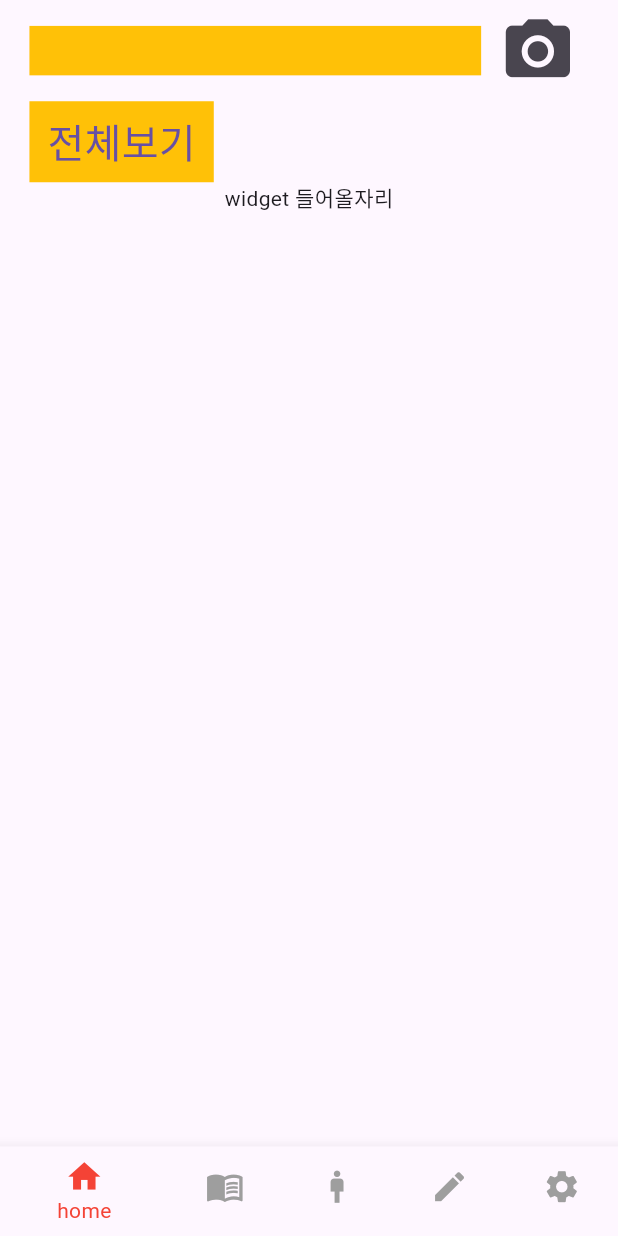
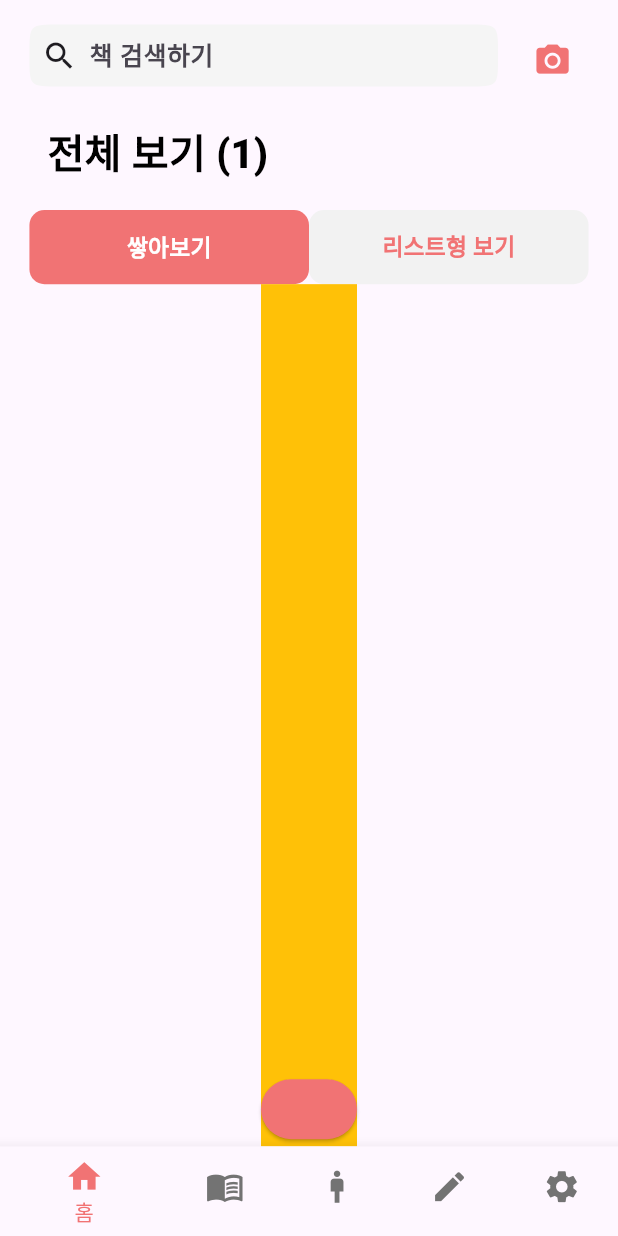
Before and after one commit to yoon-0409/pr30ject, a Flutter app: the screen it shows after launch, on a phone screen of 412 x 824 dp. Run offline on Flutter 3.47's test engine with Material 3 defaults, Android fonts, the light colour scheme and no system bars; Roboto replaces fonts that are missing (Pretendard).

Commit message:
bang - homeScreen,기본테마,폰트

```diff
--- /dev/null
+++ b/lib/model/book_model.dart
@@ -0,0 +1,8 @@
+class Book {
+  String title;
+  int pages;
+  Book({required this.title, required this.pages});
+  Book.fromMap(Map<String, dynamic> map)
+      : title = map['title'],
+        pages = map['pages'];
+}
--- a/lib/page_resources/home_page_resources/home_screen.dart
+++ b/lib/page_resources/home_page_resources/home_screen.dart
@@ -1,42 +1,82 @@
-// ignore_for_file: prefer_const_constructors, avoid_print
+// ignore_for_file: prefer_const_constructors, avoid_print, prefer_const_literals_to_create_immutables,
 import 'package:flutter/material.dart';
+import 'package:pr30ject_modified/model/book_model.dart';
 
 class HomeMain extends StatefulWidget {
+  List<Book> books = [
+    Book.fromMap({'title': '인생박물관', 'pages': 304}),
+    Book.fromMap({'title': 'CODE코드', 'pages': 624}),
+    Book.fromMap({'title': '인생박물관', 'pages': 304})
+  ];
+
   final paddingSize;
-
-  const HomeMain({super.key, required this.paddingSize});
+  HomeMain({super.key, required this.paddingSize});
 
   @override
   State<HomeMain> createState() => _HomeMainState();
 }
 
 class _HomeMainState extends State<HomeMain> {
+  bool viewStack = true;
+
+  void _toggleButton() {
+    setState(() {
+      viewStack = !viewStack;
+    });
+  }
+
+  var _userBookCount = 1;
+
   @override
   Widget build(BuildContext context) {
     var screenSize = MediaQuery.of(context).size;
     var paddingSize = widget.paddingSize;
-
+    var books = widget.books;
+    var stackBookStyle = TextStyle(
+      fontSize: screenSize.width * 0.037,
+      fontWeight: FontWeight.bold,
+    );
     return Container(
-      padding: EdgeInsets.fromLTRB(paddingSize, 0, paddingSize, 0),
+      padding: EdgeInsets.fromLTRB(paddingSize, 10, paddingSize, 0),
       child: Column(
         children: [
           Row(
+            mainAxisAlignment: MainAxisAlignment.center,
+            crossAxisAlignment: CrossAxisAlignment.center,
             children: [
               Expanded(
                 child: Container(
-                  color: Colors.amber,
-                  height: screenSize.height * 0.04,
+                  height: screenSize.height * 0.05,
+                  child: SearchBar(
+                    hintText: '책 검색하기',
+                    hintStyle: MaterialStateProperty.all(TextStyle(
+                        fontSize: screenSize.height * 0.02,
+                        fontWeight: FontWeight.w600)),
+                    leading: Icon(
+                      Icons.search,
+                    ),
+                    shape: MaterialStateProperty.all(
+                      ContinuousRectangleBorder(
+                          borderRadius: BorderRadius.circular(20)),
+                    ),
+                    backgroundColor: MaterialStatePropertyAll(Colors.grey[100]),
+                    elevation: MaterialStatePropertyAll(0),
+                  ),
                 ),
               ),
               SizedBox(
-                width: screenSize.width * 0.01,
+                width: screenSize.width * 0.03,
               ),
-              IconButton(
-                onPressed: () {
-                  print('카메라!');
-                },
-                icon: Icon(Icons.photo_camera),
-                iconSize: screenSize.height / 16,
+              Container(
+                margin: EdgeInsets.only(top: 6),
+                child: IconButton(
+                  onPressed: () {
+                    print('카메라!');
+                  },
+                  color: Color(0xfff17374),
+                  icon: Icon(Icons.photo_camera),
+                  iconSize: screenSize.height / 32,
+                ),
               ),
             ],
           ),
@@ -44,14 +84,17 @@ class _HomeMainState extends State<HomeMain> {
             mainAxisAlignment: MainAxisAlignment.start,
             children: [
               Container(
-                color: Colors.amber,
+                margin: EdgeInsets.only(top: 10, bottom: 10),
                 child: TextButton(
                   onPressed: () {
-                    print('전체보기!');
+                    print('전체 보기!');
                   },
                   child: Text(
-                    '전체보기',
-                    style: TextStyle(fontSize: screenSize.width * 0.065),
+                    '전체 보기 ($_userBookCount)',
+                    style: TextStyle(
+                        fontSize: screenSize.width * 0.065,
+                        fontWeight: FontWeight.w800,
+                        color: Colors.black),
                   ),
                 ),
               ),
@@ -60,15 +103,70 @@ class _HomeMainState extends State<HomeMain> {
           Row(
             children: [
               Container(
-                color: Colors.amber,
+                // color: Colors.amber,
+                height: screenSize.height * 0.06,
+                width: screenSize.width * 0.5 - paddingSize,
+                child: ElevatedButton(
+                  onPressed: () {
+                    if (viewStack == false) {
+                      _toggleButton();
+                      print(viewStack);
+                    }
+                  },
+                  style: OutlinedButton.styleFrom(
+                    elevation: 0,
+                    backgroundColor:
+                        viewStack ? Color(0xfff17374) : Color(0xfff2f2f2),
+                    foregroundColor:
+                        viewStack ? Colors.white : Color(0xfff17374),
+                    shape: RoundedRectangleBorder(
+                        borderRadius: BorderRadius.circular(10)),
+                  ),
+                  child: Text(
+                    '쌓아보기',
+                    style: stackBookStyle,
+                  ),
+                ),
               ),
               Container(
-                color: Colors.amber,
+                height: screenSize.height * 0.06,
+                width: screenSize.width * 0.5 - paddingSize,
+                child: ElevatedButton(
+                  onPressed: () {
+                    if (viewStack == true) {
+                      _toggleButton();
+                      print(viewStack);
+                    }
+                  },
+                  style: OutlinedButton.styleFrom(
+                    elevation: 0,
+                    backgroundColor: viewStack == false
+                        ? Color(0xfff17374)
+                        : Color(0xfff2f2f2),
+                    foregroundColor:
+                        viewStack == false ? Colors.white : Color(0xfff17374),
+                    shape: RoundedRectangleBorder(
+                        borderRadius: BorderRadius.circular(10)),
+                  ),
+                  child: Text(
+                    '리스트형 보기',
+                    style: stackBookStyle,
+                  ),
+                ),
               ),
             ],
           ),
-          Container(
-            child: Text('widget 들어올자리'),
+          Expanded(
+            child: Container(
+              padding: EdgeInsets.fromLTRB(
+                  0, screenSize.height * 0.001, 0, screenSize.height * 0.001),
+              color: Colors.amber,
+              child: Column(
+                mainAxisAlignment: MainAxisAlignment.end,
+                crossAxisAlignment: CrossAxisAlignment.center,
+                children: [ElevatedButton(onPressed: () {}, child: Text(''))],
+              ),
+            ),
           )
         ],
       ),
--- a/lib/src/bottom_navigation_bar.dart
+++ b/lib/src/bottom_navigation_bar.dart
@@ -25,27 +25,27 @@ class _MyBottomNavigationBarState extends State<MyBottomNavigationBar> {
       items: const [
         BottomNavigationBarItem(
           icon: Icon(Icons.home),
-          label: 'home',
+          label: '홈',
         ),
         BottomNavigationBarItem(
           icon: Icon(Icons.menu_book_outlined),
-          label: 'library',
+          label: '서재',
         ),
         BottomNavigationBarItem(
           icon: Icon(Icons.man_2),
-          label: 'character',
+          label: '캐릭터',
         ),
         BottomNavigationBarItem(
           icon: Icon(Icons.edit),
-          label: 'memo',
+          label: '메모',
         ),
         BottomNavigationBarItem(
           icon: Icon(Icons.settings),
-          label: 'setting',
+          label: '설정',
         ),
       ],
-      selectedItemColor: Colors.red,
-      unselectedItemColor: Colors.grey,
+      selectedItemColor: Color(0xfff17374),
+      unselectedItemColor: Color(0xff737373),
       showSelectedLabels: true,
       showUnselectedLabels: false,
       type: BottomNavigationBarType.shifting,
--- a/lib/src/my_app.dart
+++ b/lib/src/my_app.dart
@@ -35,6 +35,16 @@ class _MyAppPageState extends State<MyAppPage> {
     var paddingSize = screenSize.width / 21;
     return SafeArea(
       child: MaterialApp(
+        theme: ThemeData(
+          brightness: Brightness.light,
+          elevatedButtonTheme: ElevatedButtonThemeData(
+            style: ElevatedButton.styleFrom(
+              backgroundColor: Color(0xfff17374), // 기본 버튼 배경색
+              foregroundColor: Color(0xffffffff), // 기본 버튼 텍스트 색상
+            ),
+          ),
+          fontFamily: "Pretendard",
+        ),
         debugShowCheckedModeBanner: false,
         title: 'Main',
         home: Scaffold(
```
Also changed, not shown: pubspec.yaml (+24 -2 lines), pubspec.lock, 9 other files.
